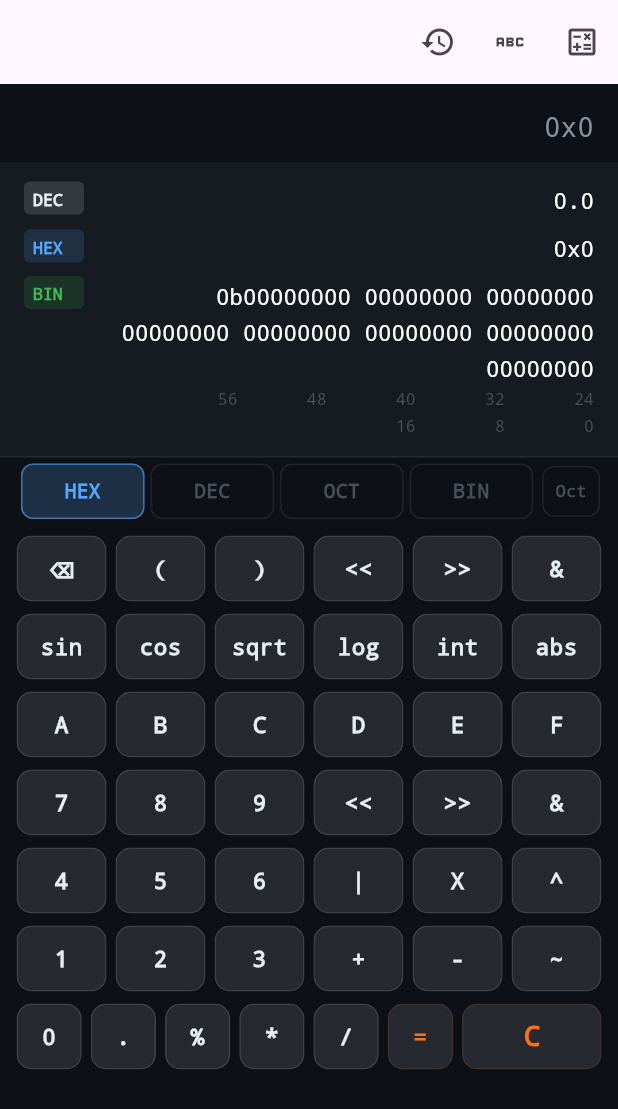
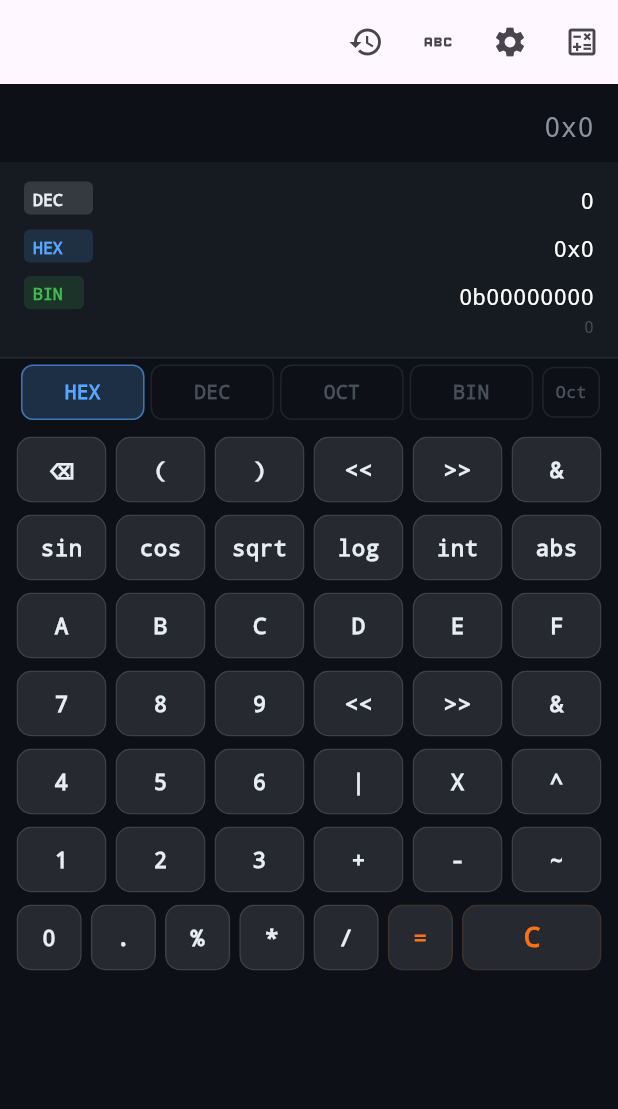
Before and after one commit to siliconvalleyar-oss/programmer_calc, a Flutter app: the screen it shows after launch, on a phone screen of 412 x 824 dp. Shown: the top 1109 px of the screen. Run offline on Flutter 3.47's test engine with Material 3 defaults, Android fonts, the phone set to English and light mode, and no system bars.

Commit message:
v1.6.0: hex byte spacing, float display, visibility toggles

```diff
--- a/lib/engine/calculator_engine.dart
+++ b/lib/engine/calculator_engine.dart
@@ -1,4 +1,5 @@
 import 'dart:math' as math;
+import 'dart:typed_data';
 import 'token.dart';
 
 class CalculatorEngine {
@@ -357,11 +358,23 @@ class CalculatorEngine {
     }
   }
 
-  String formatDec(num value) => value.toString();
+  String formatDec(num value) {
+    if (value == value.toInt()) {
+      return value.toInt().toString();
+    }
+    return value.toString();
+  }
 
   String formatHex(num value) {
     final intVal = value.toInt() & mask64;
-    return intVal.toRadixString(16).toUpperCase();
+    var s = intVal.toRadixString(16).toUpperCase();
+    if (s.length <= 2) return s;
+    final buf = StringBuffer();
+    for (var i = 0; i < s.length; i++) {
+      if (i > 0 && i % 2 == 0) buf.write(' ');
+      buf.write(s[i]);
+    }
+    return buf.toString();
   }
 
   String formatOct(num value) {
@@ -370,35 +383,50 @@ class CalculatorEngine {
   }
 
   String formatBin(num value) {
-    final intVal = value.toInt() & mask64;
-    var s = intVal.toRadixString(2).padLeft(64, '0');
+    final raw = (value.toInt() & mask64).toRadixString(2);
+    final bytes = (raw.length + 7) ~/ 8;
+    final padded = raw.padLeft(bytes * 8, '0');
     final buf = StringBuffer();
-    for (var i = 0; i < s.length; i++) {
+    for (var i = 0; i < padded.length; i++) {
       if (i > 0 && i % 8 == 0) buf.write(' ');
-      buf.write(s[i]);
+      buf.write(padded[i]);
     }
     return buf.toString();
   }
 
   String formatBinLabels(num value) {
-    const groups = 8;
-    const bitsPerGroup = 8;
+    final raw = (value.toInt() & mask64).toRadixString(2);
+    final bytes = (raw.length + 7) ~/ 8;
+    if (bytes == 0) return '';
     final buf = StringBuffer();
     int currentPos = 0;
-    for (int g = 0; g < groups; g++) {
-      final lsb = (groups - 1 - g) * bitsPerGroup;
+    for (int g = 0; g < bytes; g++) {
+      final lsb = (bytes - 1 - g) * 8;
       final label = lsb.toString();
-      final labelEnd = currentPos + bitsPerGroup - 1;
+      final labelEnd = currentPos + 8 - 1;
       final labelStart = labelEnd - label.length + 1;
       final spaces = labelStart - buf.length;
       if (spaces > 0) buf.write(''.padLeft(spaces));
       buf.write(label);
-      currentPos += bitsPerGroup + 1;
+      currentPos += 9;
     }
     return buf.toString();
+  }
+
+  String formatFloat(num value) {
+    final d = value.toDouble();
+    if (d.isNaN) return 'NaN';
+    if (d.isInfinite) return d > 0 ? 'Inf' : '-Inf';
+    if (d == 0.0) return '0.0';
+    final bd = ByteData(8);
+    bd.setFloat64(0, d);
+    final bits = bd.getUint64(0);
+    return bits.toRadixString(16).padLeft(16, '0').toUpperCase();
   }
 
   static const int mask64 = 0x7FFFFFFFFFFFFFFF;
 
   bool showOctal = false;
+  bool showFloat = false;
+  Set<String> visibleTypes = {'DEC', 'HEX', 'BIN'};
 }
--- a/lib/widgets/calc_display.dart
+++ b/lib/widgets/calc_display.dart
@@ -7,6 +7,8 @@ class CalcDisplay extends StatelessWidget {
   final num? result;
   final String? error;
   final bool showOctal;
+  final bool showFloat;
+  final Set<String> visibleTypes;
   final CalculatorEngine engine;
 
   const CalcDisplay({
@@ -15,6 +17,8 @@ class CalcDisplay extends StatelessWidget {
     this.result,
     this.error,
     this.showOctal = false,
+    this.showFloat = false,
+    this.visibleTypes = const {'DEC', 'HEX', 'BIN'},
     required this.engine,
   });
 
@@ -59,15 +63,23 @@ class CalcDisplay extends StatelessWidget {
 
   Widget _buildResultDisplays() {
     final v = result!;
+    final rows = <Widget>[];
+    if (visibleTypes.contains('DEC')) {
+      rows.add(_resultRow('DEC', AppTheme.decColor, engine.formatDec(v)));
+    }
+    if (visibleTypes.contains('HEX')) {
+      rows.add(_resultRow('HEX', AppTheme.hexColor, '0x${engine.formatHex(v)}'));
+    }
+    if (visibleTypes.contains('BIN')) {
       final binValue = engine.formatBin(v);
       final binLabels = engine.formatBinLabels(v);
-    final rows = <Widget>[
-      _resultRow('DEC', AppTheme.decColor, engine.formatDec(v)),
-      _resultRow('HEX', AppTheme.hexColor, '0x${engine.formatHex(v)}'),
-      _binRow(binValue, binLabels),
-    ];
+      rows.add(_binRow(binValue, binLabels));
+    }
     if (showOctal) {
       rows.add(_resultRow('OCT', AppTheme.octColor, '0o${engine.formatOct(v)}'));
+    }
+    if (showFloat && visibleTypes.contains('FLOAT')) {
+      rows.add(_resultRow('FLOAT', AppTheme.accentTeal, engine.formatFloat(v)));
     }
     return Padding(
       padding: const EdgeInsets.symmetric(horizontal: 16, vertical: 8),
@@ -107,8 +119,9 @@ class CalcDisplay extends StatelessWidget {
                 style: const TextStyle(color: Colors.white, fontSize: 15),
                 textAlign: TextAlign.right,
               ),
+              if (binLabels.isNotEmpty)
                 Text(
-                ' $binLabels',
+                  binLabels,
                   style: const TextStyle(color: AppTheme.textDim, fontSize: 11),
                   textAlign: TextAlign.right,
                 ),
@@ -123,7 +136,7 @@ class CalcDisplay extends StatelessWidget {
     return Row(
       children: [
         Container(
-          width: 40,
+          width: 46,
           padding: const EdgeInsets.symmetric(horizontal: 6, vertical: 2),
           decoration: BoxDecoration(
             color: color.withValues(alpha: 0.15),
```
Also changed, not shown: lib/home_screen.dart (+77 -0 lines). Lines whose indentation alone changed are shown as unchanged.
